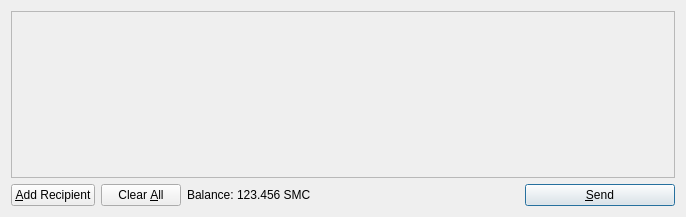
Above: src/qt/forms/sendcoinsdialog.ui from rapidminerx/LOCoin_testnet before the change. Below: the same form after it.
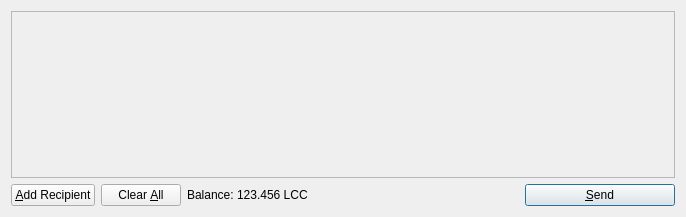
That is the form after the change. Icons and pictures are not drawn.

Patch:
```diff
--- a/src/qt/forms/sendcoinsdialog.ui
+++ b/src/qt/forms/sendcoinsdialog.ui
@@ -119,7 +119,7 @@
           <cursorShape>IBeamCursor</cursorShape>
          </property>
          <property name="text">
-          <string>123.456 SMC</string>
+          <string>123.456 LCC</string>
          </property>
          <property name="textInteractionFlags">
           <set>Qt::LinksAccessibleByMouse|Qt::TextSelectableByKeyboard|Qt::TextSelectableByMouse</set>
```
